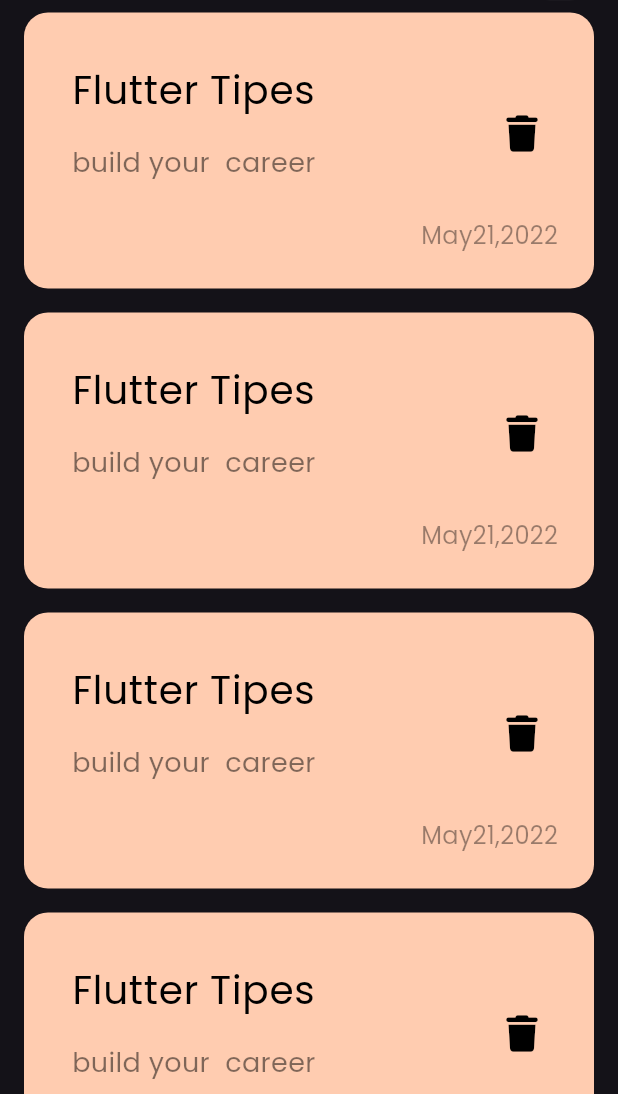
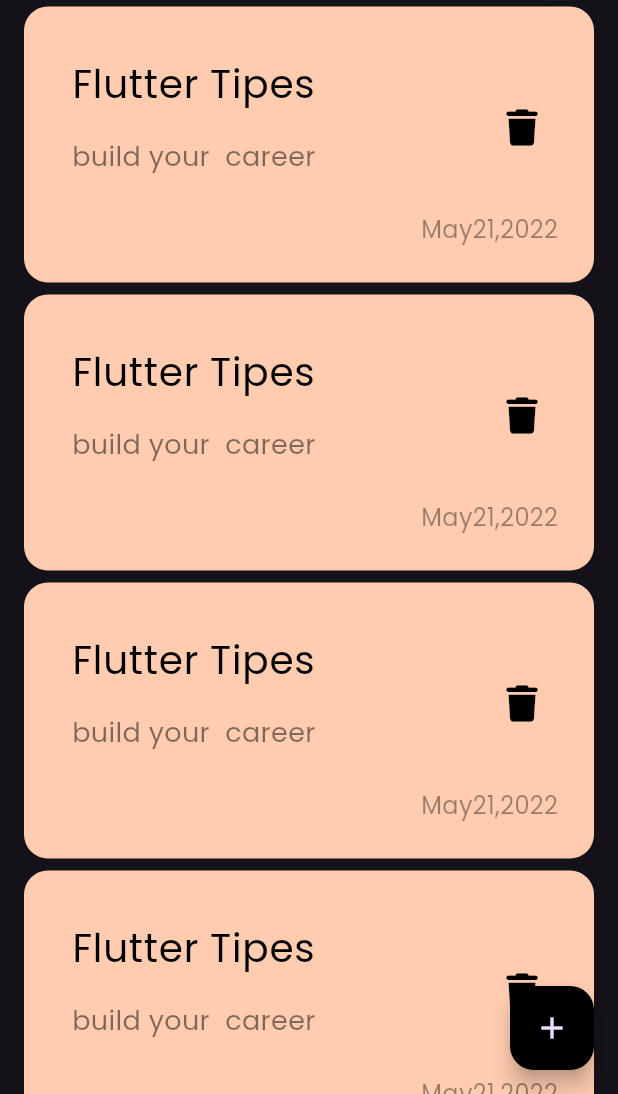
Before and after one commit to Bassant-dev/notes_app, a Flutter app: the screen it shows after launch, on a phone screen of 412 x 824 dp, the part 142-1236 px from its top. Run offline on Flutter 3.47's test engine with Material 3 defaults, Android fonts, the phone set to English and light mode, and no system bars; our stand-ins replace font_awesome_flutter.

Commit message:
floating_action_button

```diff
--- a/lib/views/notes_view.dart
+++ b/lib/views/notes_view.dart
@@ -7,8 +7,9 @@ class NotesView extends StatelessWidget {
 
   @override
   Widget build(BuildContext context) {
-    return const Scaffold(
-      body:NotesViewBody() ,
+    return  Scaffold(
+      floatingActionButton: FloatingActionButton(onPressed: (){},child: const Icon(Icons.add),backgroundColor: Colors.black,),
+      body:const NotesViewBody() ,
     );
   }
 }
--- a/lib/widget/notes_list_view.dart
+++ b/lib/widget/notes_list_view.dart
@@ -10,7 +10,7 @@ class NotesListView extends StatelessWidget {
   Widget build(BuildContext context) {
     return ListView.builder(itemBuilder: (context,index){
       return  const Padding(
-        padding: EdgeInsets.symmetric(vertical: 8),
+        padding: EdgeInsets.symmetric(vertical: 4),
         child: NoteItem(),
       );
     });
```
